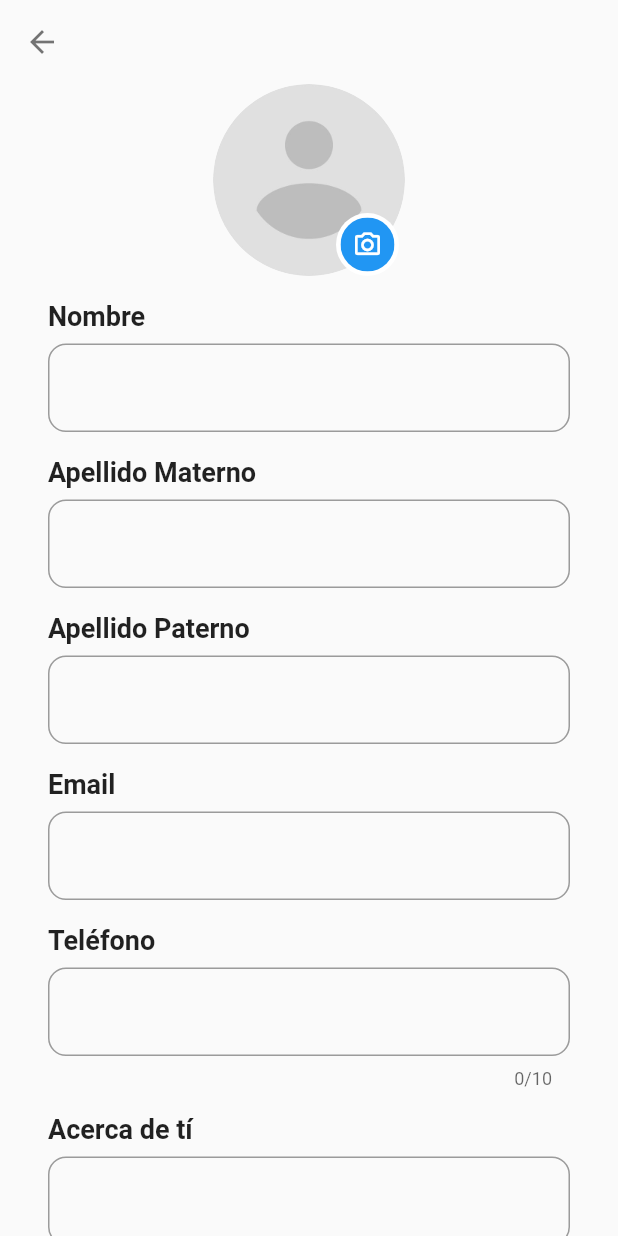
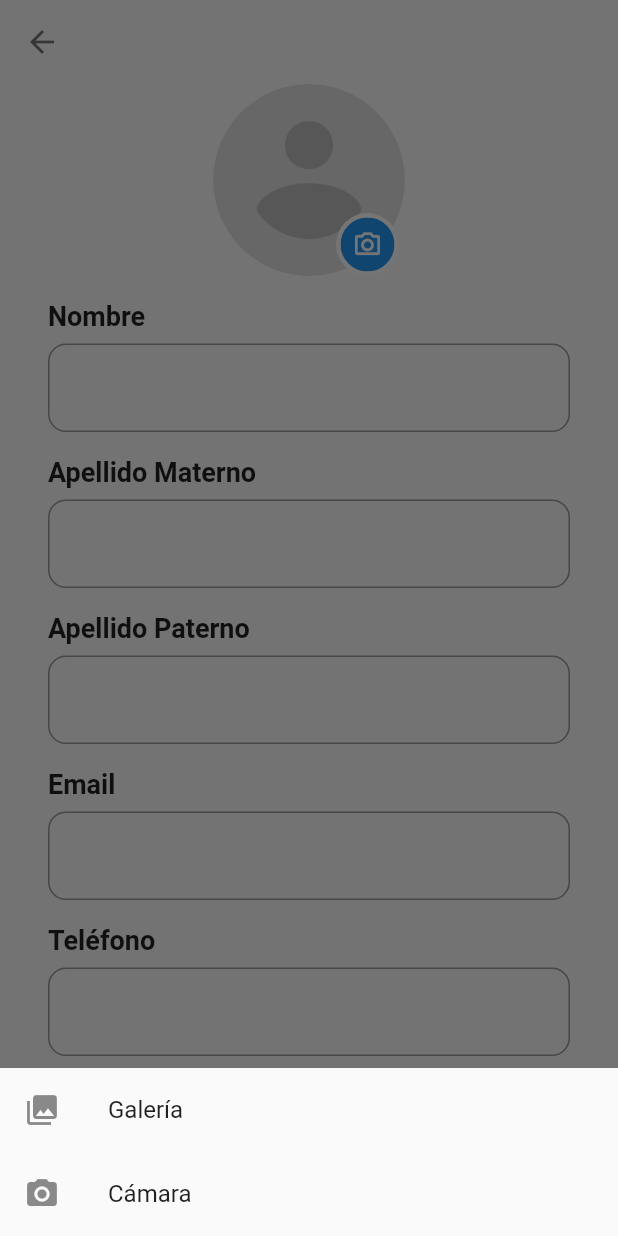
Before and after one commit to FernandoAcTr/moviles_practica1, a Flutter app: the EditProfilePage screen opened by its route, after a tap on the "photo camera" icon, on a phone screen of 412 x 824 dp. Run offline on Flutter 3.47's test engine with Material 2 defaults, Android fonts, the phone set to English and light mode, and no system bars; our stand-ins replace image_picker, sqflite; missing offline and left inert: splash_screen_view; accounts and stored records are empty.

Commit message:
Update Picture functionallity

```diff
--- a/lib/src/data/repositories/auth_repository.dart
+++ b/lib/src/data/repositories/auth_repository.dart
@@ -1,3 +1,5 @@
+import 'dart:io';
+
 import 'package:practica2/src/data/database/db_helper.dart';
 import 'package:practica2/src/domain/contracts/I_auth.dart';
 import 'package:practica2/src/domain/models/user.dart';
@@ -48,6 +50,10 @@ class AuthRepository implements AbstractAuthRepository {
       );
       await db!.insert(_dbHelper.userTable, user.toMap());
     } else {
+      if (foto != null && user.foto != null) {
+        final oldFoto = File(user.foto!);
+        if (oldFoto.existsSync()) oldFoto.deleteSync();
+      }
       user = user.copyWith(
         nombre: nombre,
         aPaterno: aPaterno,
--- /dev/null
+++ b/lib/src/device/ImageSelector.dart
@@ -0,0 +1,54 @@
+import 'dart:io';
+import 'package:flutter/material.dart';
+import 'package:image_picker/image_picker.dart';
+import 'package:path/path.dart' as path;
+import 'package:path_provider/path_provider.dart';
+
+class ImageSelector {
+  Future<File?> _getPicture({required ImageSource source}) async {
+    final _image = await ImagePicker().pickImage(
+      source: source,
+      maxWidth: 1800,
+      maxHeight: 1800,
+    );
+
+    if (_image != null) {
+      //get new image path
+      Directory? directory = await getExternalStorageDirectory();
+      String fileName = path.basename(_image.path);
+      String imagePath = path.join(directory!.path, fileName);
+      //save image
+      await _image.saveTo(imagePath);
+      return File(imagePath);
+    }
+  }
+
+  Future<File?> showSelectionDialog(BuildContext context) {
+    return showModalBottomSheet(
+      context: context,
+      builder: (BuildContext bc) {
+        return SafeArea(
+          child: new Wrap(
+            children: [
+              new ListTile(
+                  leading: new Icon(Icons.photo_library),
+                  title: new Text('Galería'),
+                  onTap: () async {
+                    final file = await _getPicture(source: ImageSource.gallery);
+                    Navigator.of(context).pop(file);
+                  }),
+              new ListTile(
+                leading: new Icon(Icons.photo_camera),
+                title: new Text('Cámara'),
+                onTap: () async {
+                  final file = await _getPicture(source: ImageSource.camera);
+                  Navigator.of(context).pop(file);
+                },
+              ),
+            ],
+          ),
+        );
+      },
+    );
+  }
+}
--- a/lib/src/ui/pages/edit_profile/edit_profile_page.dart
+++ b/lib/src/ui/pages/edit_profile/edit_profile_page.dart
@@ -1,7 +1,7 @@
 import 'package:flutter/material.dart';
 import 'package:practica2/src/data/repositories/auth_repository.dart';
 import 'package:practica2/src/domain/models/user.dart';
-import 'package:practica2/src/ui/pages/edit_profile/widgets/profile_picture_widget.dart';
+import 'package:practica2/src/ui/pages/edit_profile/widgets/edit_picture_widget.dart';
 import 'package:practica2/src/ui/pages/edit_profile/widgets/text_field_widget.dart';
 
 class EditProfilePage extends StatelessWidget {
@@ -13,7 +13,6 @@ class EditProfilePage extends StatelessWidget {
   final _emailController = TextEditingController();
   final _telefonoController = TextEditingController();
   final _aboutController = TextEditingController();
-
   final _authRepository = AuthRepository();
 
   @override
@@ -24,24 +23,24 @@ class EditProfilePage extends StatelessWidget {
         backgroundColor: Colors.transparent,
         iconTheme: IconThemeData(color: Colors.black54),
       ),
-      body: Form(
-        key: _formKey,
-        child: FutureBuilder(
-          future: _authRepository.currentUser,
-          builder: (BuildContext context, AsyncSnapshot<User?> snapshot) {
-            final user = snapshot.hasData && snapshot.data != null ? snapshot.data : null;
-            _nombreController.text = user != null ? user.nombre! : '';
-            _aPaternoController.text = user != null ? user.aPaterno! : '';
-            _aMaternoController.text = user != null ? user.aMaterno! : '';
-            _emailController.text = user != null ? user.email! : '';
-            _telefonoController.text = user != null ? user.telefono! : '';
-            _aboutController.text = user != null ? user.about! : '';
+      body: FutureBuilder(
+        future: _authRepository.currentUser,
+        builder: (BuildContext context, AsyncSnapshot<User?> snapshot) {
+          final user = snapshot.hasData && snapshot.data != null ? snapshot.data : null;
+          _nombreController.text = user != null && user.nombre != null ? user.nombre! : '';
+          _aPaternoController.text = user != null && user.aPaterno != null ? user.aPaterno! : '';
+          _aMaternoController.text = user != null && user.aMaterno != null ? user.aMaterno! : '';
+          _emailController.text = user != null && user.email != null ? user.email! : '';
+          _telefonoController.text = user != null && user.telefono != null ? user.telefono! : '';
+          _aboutController.text = user != null && user.about != null ? user.about! : '';
 
-            return ListView(
+          return Form(
+            key: _formKey,
+            child: ListView(
               physics: BouncingScrollPhysics(),
               padding: EdgeInsets.symmetric(horizontal: 32),
               children: [
-                Center(child: ProfilePictureWidget()),
+                Center(child: EditPictureWidget()),
                 SizedBox(height: 16),
                 TextFieldWidget(label: 'Nombre', controller: _nombreController),
                 TextFieldWidget(label: 'Apellido Materno', controller: _aPaternoController),
@@ -71,9 +70,9 @@ class EditProfilePage extends StatelessWidget {
                 ),
                 SizedBox(height: 16),
               ],
-            );
-          },
-        ),
+            ),
+          );
+        },
       ),
     );
   }
--- a/lib/src/ui/pages/edit_profile/widgets/profile_picture_widget.dart
+++ b/lib/src/ui/pages/edit_profile/widgets/edit_picture_widget.dart
@@ -1,28 +1,42 @@
+import 'dart:io';
+
 import 'package:flutter/material.dart';
 import 'package:practica2/src/data/repositories/auth_repository.dart';
+import 'package:practica2/src/device/ImageSelector.dart';
 import 'package:practica2/src/domain/models/user.dart';
 
-class ProfilePictureWidget extends StatelessWidget {
+class EditPictureWidget extends StatefulWidget {
+  @override
+  _EditPictureWidgetState createState() => _EditPictureWidgetState();
+}
+
+class _EditPictureWidgetState extends State<EditPictureWidget> {
   final _authRepository = AuthRepository();
+  final _imageSelector = ImageSelector();
+  File? file;
 
   @override
   Widget build(BuildContext context) {
     return Stack(
       children: [
         _buildProfilePicture(),
-        _buildEditPictureIcon(),
+        _buildEditPictureIcon(context),
       ],
     );
   }
 
-  Widget _buildEditPictureIcon() {
+  Widget _buildEditPictureIcon(BuildContext context) {
     return Positioned(
       bottom: 0,
       right: 4,
       child: _buildCircle(
         child: _buildCircle(
           child: InkWell(
-            onTap: () {},
+            onTap: () async {
+              file = await _imageSelector.showSelectionDialog(context);
+              if (file != null) _authRepository.editProfile(foto: file!.path);
+              setState(() {});
+            },
             child: Icon(
               Icons.photo_camera_outlined,
               size: 20,
@@ -49,7 +63,7 @@ class ProfilePictureWidget extends StatelessWidget {
           child: ClipOval(
             child: Material(
               child: Ink.image(
-                image: user != null ? AssetImage('assets/no-foto.jpg') : AssetImage('assets/no-foto.jpg'),
+                image: getImage(user),
                 fit: BoxFit.cover,
                 width: 128,
                 height: 128,
@@ -75,4 +89,11 @@ class ProfilePictureWidget extends StatelessWidget {
       ),
     );
   }
+
+  getImage(User? user) {
+    if (file != null) return FileImage(file!);
+    if (user?.foto != null) return FileImage(File(user!.foto!));
+
+    return AssetImage('assets/no-foto.jpg');
+  }
 }
--- a/lib/src/ui/pages/profile/widgets/picture_widget.dart
+++ b/lib/src/ui/pages/profile/widgets/picture_widget.dart
@@ -1,3 +1,5 @@
+import 'dart:io';
+
 import 'package:flutter/material.dart';
 import 'package:practica2/src/data/repositories/auth_repository.dart';
 import 'package:practica2/src/domain/models/user.dart';
@@ -19,7 +21,7 @@ class PictureWidget extends StatelessWidget {
               tag: 'avatar',
               child: CircleAvatar(
                 radius: 45,
-                backgroundImage: user != null ? AssetImage('assets/no-foto.jpg') : AssetImage('assets/no-foto.jpg'),
+                backgroundImage: _getImage(user),
               ),
             ),
             SizedBox(height: 16),
@@ -41,4 +43,6 @@ class PictureWidget extends StatelessWidget {
       },
     );
   }
+
+  _getImage(User? user) => user?.foto != null ? FileImage(File(user!.foto!)) : AssetImage('assets/no-foto.jpg');
 }
```
Also changed, not shown: lib/src/ui/pages/dashboard_page.dart (+5 -2 lines), lib/src/device/no-user-photo.jpg (deleted), 1 other file.
